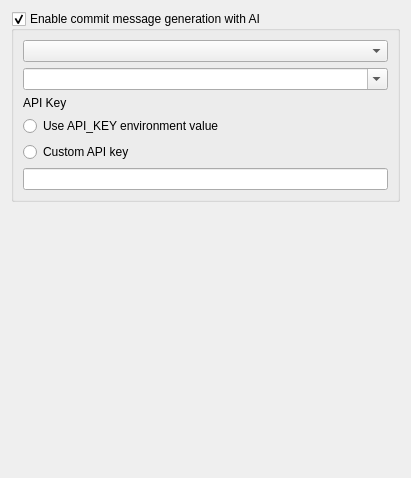
The window that src/SettingAiForm.ui (soramimi/Guitar) describes before a commit, drawn with Qt 5.
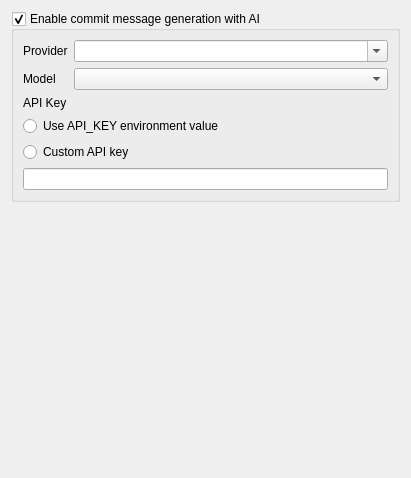
The same window after the commit.

Commit message: Add provider selection capability to AI settings UI

Patch:
```diff
--- a/src/SettingAiForm.ui
+++ b/src/SettingAiForm.ui
@@ -27,15 +27,46 @@
      </property>
      <layout class="QVBoxLayout" name="verticalLayout">
       <item>
-       <widget class="QComboBox" name="comboBox_provider"/>
-      </item>
-      <item>
+       <layout class="QGridLayout" name="gridLayout">
+        <item row="0" column="0">
+         <widget class="QLabel" name="label_2">
+          <property name="text">
+           <string>Provider</string>
+          </property>
+         </widget>
+        </item>
+        <item row="0" column="1">
        <widget class="QComboBox" name="comboBox_ai_model">
+          <property name="sizePolicy">
+           <sizepolicy hsizetype="Expanding" vsizetype="Fixed">
+            <horstretch>0</horstretch>
+            <verstretch>0</verstretch>
+           </sizepolicy>
+          </property>
         <property name="editable">
          <bool>true</bool>
         </property>
        </widget>
       </item>
+        <item row="1" column="0">
+         <widget class="QLabel" name="label_3">
+          <property name="text">
+           <string>Model</string>
+          </property>
+         </widget>
+        </item>
+        <item row="1" column="1">
+         <widget class="QComboBox" name="comboBox_provider">
+          <property name="sizePolicy">
+           <sizepolicy hsizetype="Expanding" vsizetype="Fixed">
+            <horstretch>0</horstretch>
+            <verstretch>0</verstretch>
+           </sizepolicy>
+          </property>
+         </widget>
+        </item>
+       </layout>
+      </item>
       <item>
        <widget class="QLabel" name="label">
         <property name="text">
```
Left out of the diff: 2 changed lines with no effect on the pictures. Lines whose indentation alone changed are shown as unchanged. The commit also changes 7 other files.
